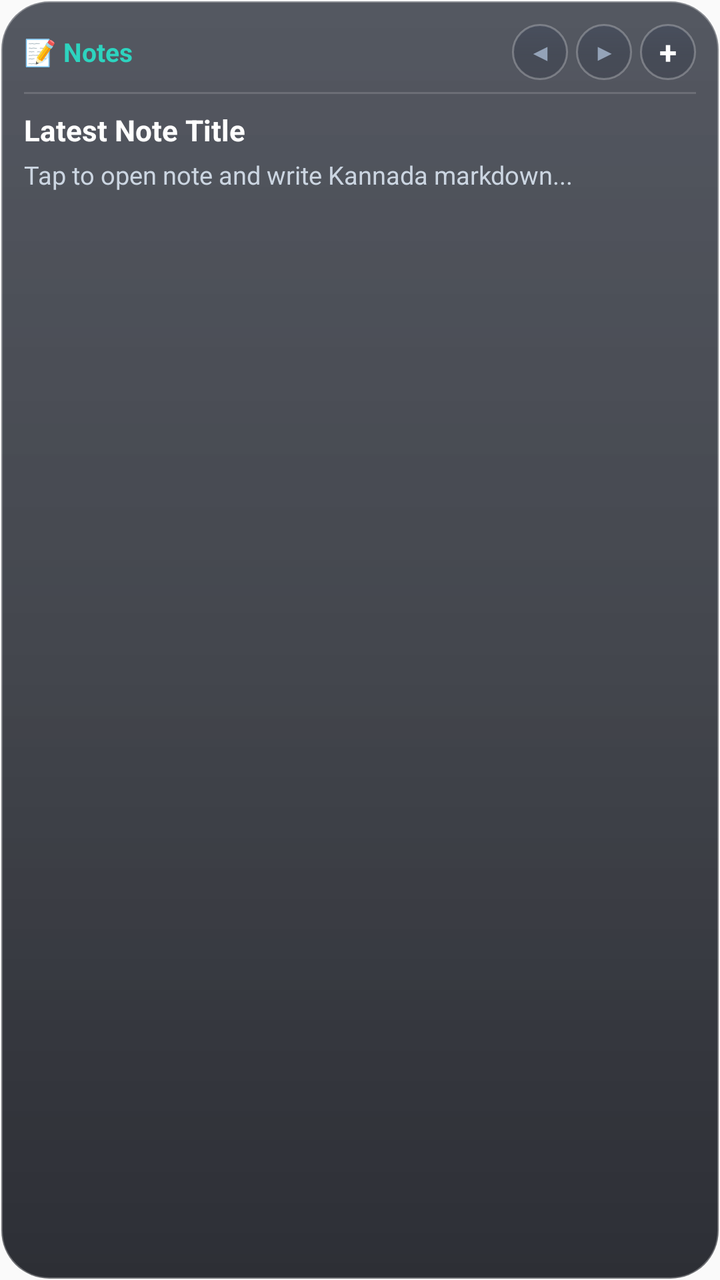
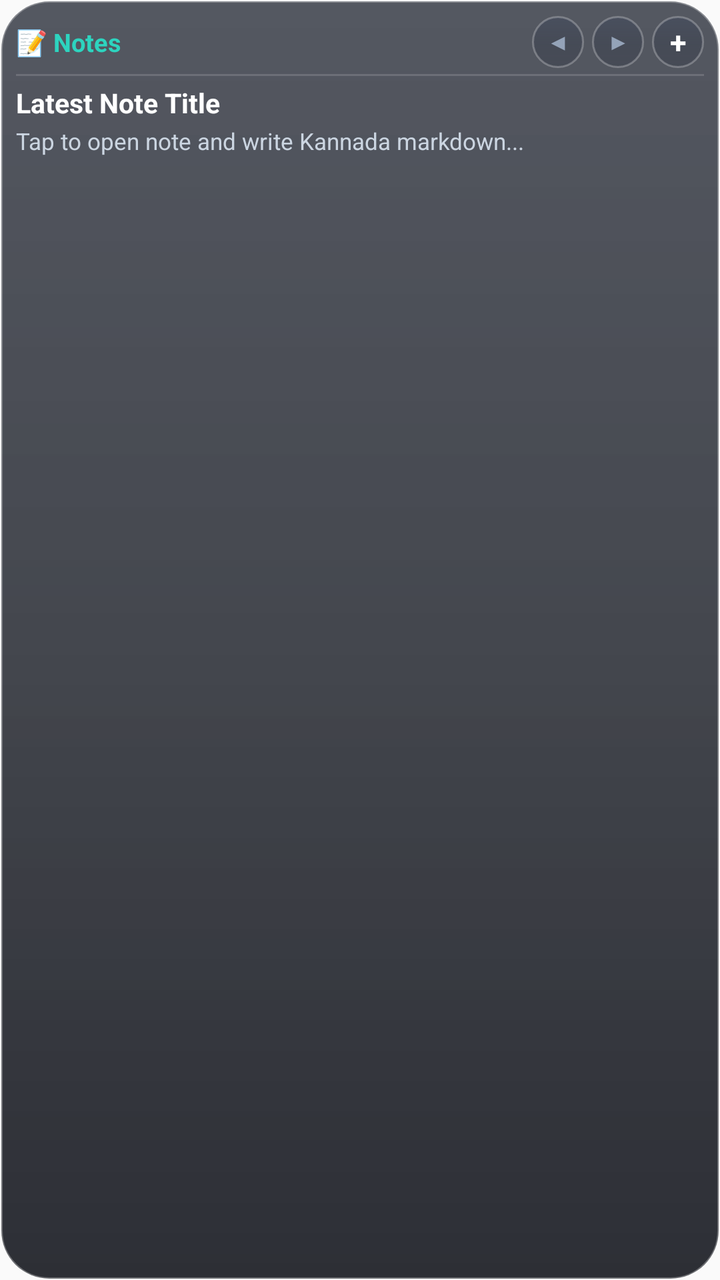

Screens rendered from an Android XML layout before and after an edit, with the pre-edit source and the edit as a unified diff.
<!-- AndroidManifest.xml: application theme AppTheme -->
<!-- res/layout/widget_notes.xml -->
<?xml version="1.0" encoding="utf-8"?>
<LinearLayout xmlns:android="http://schemas.android.com/apk/res/android"
    android:id="@+id/widget_notes_root"
    android:layout_width="match_parent"
    android:layout_height="match_parent"
    android:background="@drawable/widget_bg"
    android:orientation="vertical"
    android:padding="12dp">

    <LinearLayout
        android:layout_width="match_parent"
        android:layout_height="wrap_content"
        android:gravity="center_vertical"
        android:orientation="horizontal">

        <TextView
            android:id="@+id/widget_note_badge"
            android:layout_width="0dp"
            android:layout_height="wrap_content"
            android:layout_weight="1"
            android:text="📝 Notes"
            android:textColor="#2DD4BF"
            android:textSize="13sp"
            android:textStyle="bold" />

        
        <TextView
            android:id="@+id/btn_note_prev"
            android:layout_width="28dp"
            android:layout_height="28dp"
            android:layout_marginEnd="4dp"
            android:background="@drawable/widget_btn_bg"
            android:gravity="center"
            android:text="◀"
            android:textColor="#94A3B8"
            android:textSize="11sp"
            android:textStyle="bold" />

        
        <TextView
            android:id="@+id/btn_note_next"
            android:layout_width="28dp"
            android:layout_height="28dp"
            android:layout_marginEnd="4dp"
            android:background="@drawable/widget_btn_bg"
            android:gravity="center"
            android:text="▶"
            android:textColor="#94A3B8"
            android:textSize="11sp"
            android:textStyle="bold" />

        
        <TextView
            android:id="@+id/btn_note_add"
            android:layout_width="28dp"
            android:layout_height="28dp"
            android:background="@drawable/widget_btn_bg"
            android:gravity="center"
            android:text="+"
            android:textColor="#FFFFFF"
            android:textSize="16sp"
            android:textStyle="bold" />
    </LinearLayout>

    <ImageView
        android:layout_width="match_parent"
        android:layout_height="1dp"
        android:layout_marginTop="6dp"
        android:layout_marginBottom="8dp"
        android:background="#26FFFFFF" />

    <TextView
        android:id="@+id/widget_note_title"
        android:layout_width="match_parent"
        android:layout_height="wrap_content"
        android:ellipsize="end"
        android:maxLines="1"
        android:text="Latest Note Title"
        android:textColor="#FFFFFF"
        android:textSize="14.5sp"
        android:textStyle="bold" />

    <TextView
        android:id="@+id/widget_note_snippet"
        android:layout_width="match_parent"
        android:layout_height="wrap_content"
        android:layout_marginTop="4dp"
        android:ellipsize="end"
        android:maxLines="2"
        android:text="Tap to open note and write Kannada markdown..."
        android:textColor="#CBD5E1"
        android:textSize="12.5sp" />

</LinearLayout>
<!-- resources referenced by this layout -->
<resources>
  <!-- drawable widget_bg (drawable) -->
  <?xml version="1.0" encoding="utf-8"?>
  <shape xmlns:android="http://schemas.android.com/apk/res/android"
      android:shape="rectangle">
      <corners android:radius="24dp" />
      <gradient
          android:angle="270"
          android:startColor="#B8141926"
          android:centerColor="#C40D111A"
          android:endColor="#D9080A12" />
      <stroke
          android:width="1.2dp"
          android:color="#4DFFFFFF" />
  </shape>
  <!-- drawable widget_btn_bg (drawable) -->
  <?xml version="1.0" encoding="utf-8"?>
  <shape xmlns:android="http://schemas.android.com/apk/res/android"
      android:shape="rectangle">
      <corners android:radius="14dp" />
      <gradient
          android:angle="270"
          android:startColor="#59333E56"
          android:centerColor="#4421293C"
          android:endColor="#36171E2E" />
      <stroke
          android:width="1dp"
          android:color="#40FFFFFF" />
  </shape>
  <style name="AppTheme" parent="Theme.AppCompat.Light.DarkActionBar">
          
          <item name="colorPrimary">@color/colorPrimary</item>
          <item name="colorPrimaryDark">@color/colorPrimaryDark</item>
          <item name="colorAccent">@color/colorAccent</item>
      </style>
</resources>

<!-- the commit's change to res/layout/widget_notes.xml (unified diff, before → after) -->
@@ -5,7 +5,7 @@
     android:layout_height="match_parent"
     android:background="@drawable/widget_bg"
     android:orientation="vertical"
-    android:padding="12dp">
+    android:padding="8dp">
 
     <LinearLayout
         android:layout_width="match_parent"
@@ -20,53 +20,53 @@
             android:layout_weight="1"
             android:text="📝 Notes"
             android:textColor="#2DD4BF"
-            android:textSize="13sp"
+            android:textSize="12.5sp"
             android:textStyle="bold" />
 
         
         <TextView
             android:id="@+id/btn_note_prev"
-            android:layout_width="28dp"
-            android:layout_height="28dp"
+            android:layout_width="26dp"
+            android:layout_height="26dp"
             android:layout_marginEnd="4dp"
             android:background="@drawable/widget_btn_bg"
             android:gravity="center"
             android:text="◀"
             android:textColor="#94A3B8"
-            android:textSize="11sp"
+            android:textSize="10.5sp"
             android:textStyle="bold" />
 
         
         <TextView
             android:id="@+id/btn_note_next"
-            android:layout_width="28dp"
-            android:layout_height="28dp"
+            android:layout_width="26dp"
+            android:layout_height="26dp"
             android:layout_marginEnd="4dp"
             android:background="@drawable/widget_btn_bg"
             android:gravity="center"
             android:text="▶"
             android:textColor="#94A3B8"
-            android:textSize="11sp"
+            android:textSize="10.5sp"
             android:textStyle="bold" />
 
         
         <TextView
             android:id="@+id/btn_note_add"
-            android:layout_width="28dp"
-            android:layout_height="28dp"
+            android:layout_width="26dp"
+            android:layout_height="26dp"
             android:background="@drawable/widget_btn_bg"
             android:gravity="center"
             android:text="+"
             android:textColor="#FFFFFF"
-            android:textSize="16sp"
+            android:textSize="15sp"
             android:textStyle="bold" />
     </LinearLayout>
 
     <ImageView
         android:layout_width="match_parent"
         android:layout_height="1dp"
-        android:layout_marginTop="6dp"
-        android:layout_marginBottom="8dp"
+        android:layout_marginTop="3dp"
+        android:layout_marginBottom="4dp"
         android:background="#26FFFFFF" />
 
     <TextView
@@ -77,18 +77,18 @@
         android:maxLines="1"
         android:text="Latest Note Title"
         android:textColor="#FFFFFF"
-        android:textSize="14.5sp"
+        android:textSize="13.5sp"
         android:textStyle="bold" />
 
     <TextView
         android:id="@+id/widget_note_snippet"
         android:layout_width="match_parent"
         android:layout_height="wrap_content"
-        android:layout_marginTop="4dp"
+        android:layout_marginTop="2dp"
         android:ellipsize="end"
         android:maxLines="2"
         android:text="Tap to open note and write Kannada markdown..."
         android:textColor="#CBD5E1"
-        android:textSize="12.5sp" />
+        android:textSize="11.5sp" />
 
 </LinearLayout>
